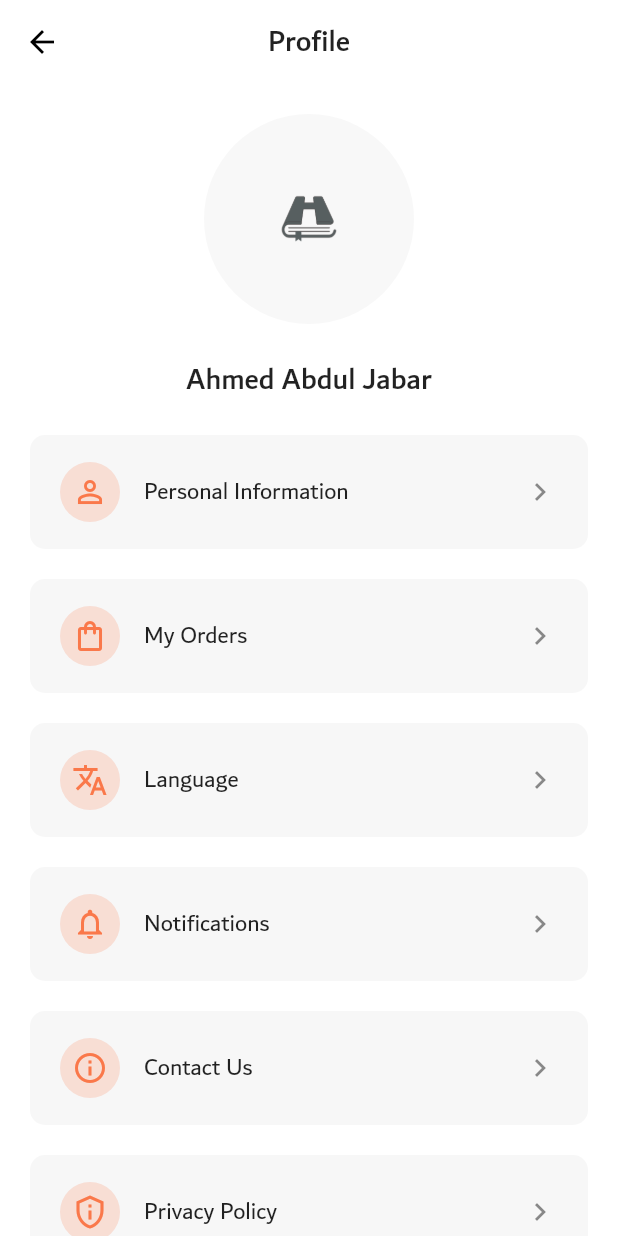
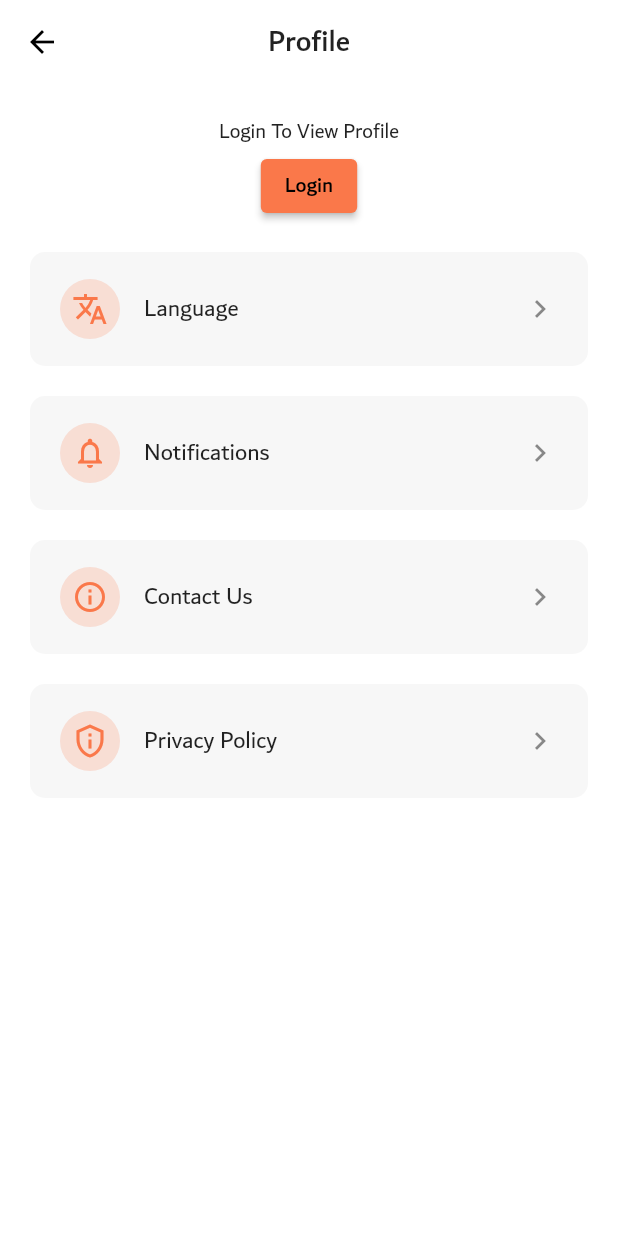
Before and after one commit to msal4/hassah_book_flutter, a Flutter app: the ProfilePage screen opened by its route, on a phone screen of 412 x 824 dp. Run offline on Flutter 3.47's test engine with Material 2 defaults, Android fonts, the phone set to English and light mode, and no system bars; our stand-ins replace dio, flutter_hooks, flutter_slidable, flutter_svg, graphql_flutter, shared_preferences; accounts and stored records are empty; network calls fail.

Commit message:
check if authed to change the profile icon and profile page content to test if things are working properly

```diff
--- a/lib/app/pages/login.dart
+++ b/lib/app/pages/login.dart
@@ -150,7 +150,11 @@ class LoginPage extends HookWidget {
     isLoading.value = true;
     try {
       await context.read<AuthProvider>().login(phone: phone, password: password);
-      Navigator.of(context).pushReplacementNamed(MainPage.routeName);
+      if (Navigator.of(context).canPop()) {
+        Navigator.of(context).pop();
+      } else {
+        Navigator.of(context).pushReplacementNamed(MainPage.routeName);
+      }
     } on OperationException catch (e) {
       // TODO: handle errors.
     } finally {
--- a/lib/app/pages/profile.dart
+++ b/lib/app/pages/profile.dart
@@ -1,6 +1,9 @@
 import 'package:flutter/material.dart';
+import 'package:hassah_book_flutter/app/auth_provider.dart';
+import 'package:hassah_book_flutter/app/pages/login.dart';
 import 'package:hassah_book_flutter/app/pages/personal_information.dart';
 import 'package:hassah_book_flutter/common/utils/const.dart';
+import 'package:provider/provider.dart';
 
 class ProfilePage extends StatelessWidget {
   static const routeName = "/profile";
@@ -10,11 +13,14 @@ class ProfilePage extends StatelessWidget {
     final theme = Theme.of(context);
     final padding = MediaQuery.of(context).padding;
 
+    final auth = context.watch<AuthProvider>();
+
     return Scaffold(
       appBar: AppBar(title: Text("Profile")),
       body: ListView(
         padding: EdgeInsets.all(kDefaultPadding).copyWith(bottom: padding.bottom + kDefaultPadding),
         children: [
+          if (auth.isAuthenticated)
             Column(
               children: [
                 CircleAvatar(
@@ -24,7 +30,12 @@ class ProfilePage extends StatelessWidget {
                 ),
                 SizedBox(height: kDefaultPadding),
                 Text("Ahmed Abdul Jabar", style: theme.textTheme.headline6),
-            ],
+                // TODO: design a simple logout button.
+                ElevatedButton(
+                  onPressed: () {
+                    auth.logout();
+                  },
+                  child: Text("Logout"),
                 ),
                 SizedBox(height: kDefaultPadding),
                 ClipRRect(
@@ -58,6 +69,21 @@ class ProfilePage extends StatelessWidget {
                     title: Text("My Orders"),
                     trailing: Icon(Icons.chevron_right),
                   ),
+                ),
+              ],
+            )
+          else
+            // TODO: design a simple header to lead the user to login or register.
+            Column(
+              children: [
+                Text("Login To View Profile"),
+                ElevatedButton(
+                  onPressed: () {
+                    Navigator.of(context).pushNamed(LoginPage.routeName);
+                  },
+                  child: Text("Login"),
+                )
+              ],
             ),
           SizedBox(height: kDefaultPadding),
           ClipRRect(
```
Also changed, not shown: lib/main.dart (+10 -10 lines), assets/svg/person_gradient.svg (added). Lines whose indentation alone changed are shown as unchanged.
